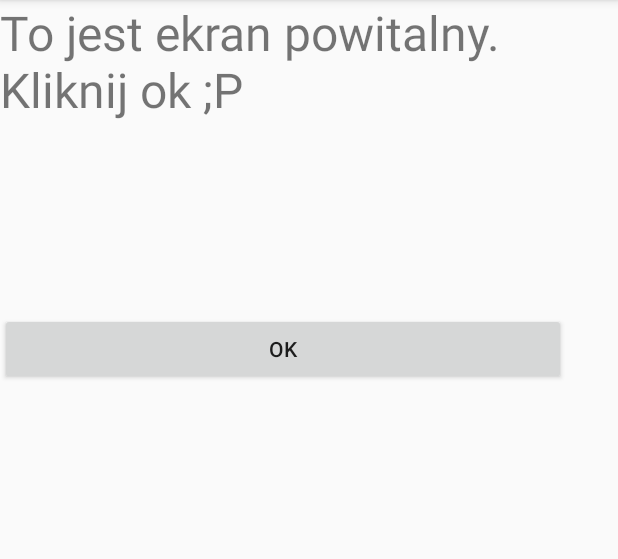
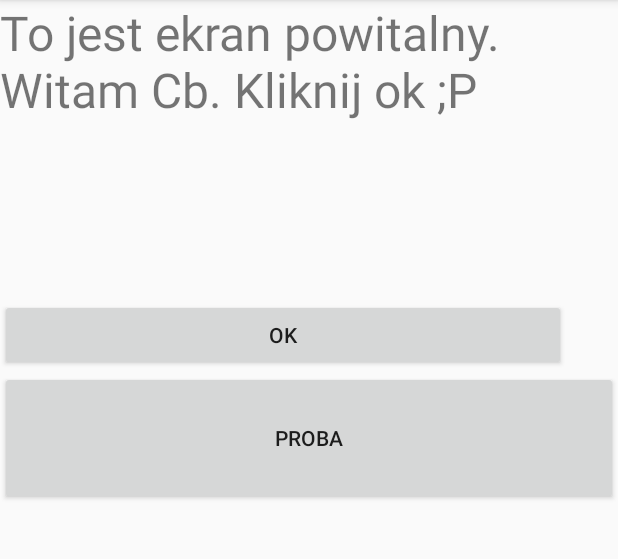
Before and after one commit to MichalSmieszek/Androiddd, an Android app: the screen it shows after launch (MainActivity), on a phone screen of 412 x 824 dp, the part 84-643 px from its top. Run offline under Robolectric (Android 15) with nearby library versions, the phone set to English and light mode, and no system bars.

Commit message:
Dodanie nowego testowego layoutu. Przygotowanie pod spinnery

```diff
--- a/app/src/main/AndroidManifest.xml
+++ b/app/src/main/AndroidManifest.xml
@@ -17,7 +17,7 @@
             </intent-filter>
         </activity>
         <activity android:name=".Wyswietl"/>
-
+        <activity android:name=".Proba"/>
     </application>
 
 </manifest>
--- a/app/src/main/res/layout/powitalny.xml
+++ b/app/src/main/res/layout/powitalny.xml
@@ -9,7 +9,7 @@
         android:layout_width="match_parent"
         android:layout_height="wrap_content"
         android:layout_weight="0.20"
-        android:text="To jest ekran powitalny. Kliknij ok ;P"
+        android:text="To jest ekran powitalny. Witam Cb. Kliknij ok ;P"
         android:textSize="32sp" />
 
     <Button
@@ -17,4 +17,11 @@
         android:layout_width="377dp"
         android:layout_height="wrap_content"
         android:text="ok" />
+
+    <Button
+        android:id="@+id/btn2"
+        android:layout_width="match_parent"
+        android:layout_height="wrap_content"
+        android:layout_weight="0.07"
+        android:text="proba" />
 </LinearLayout>
```
Also changed, not shown: app/src/main/java/tas/projekt3/Proba.java (added, +11 -0 lines), app/src/main/res/layout/proba.xml (added, +13 -0 lines).
